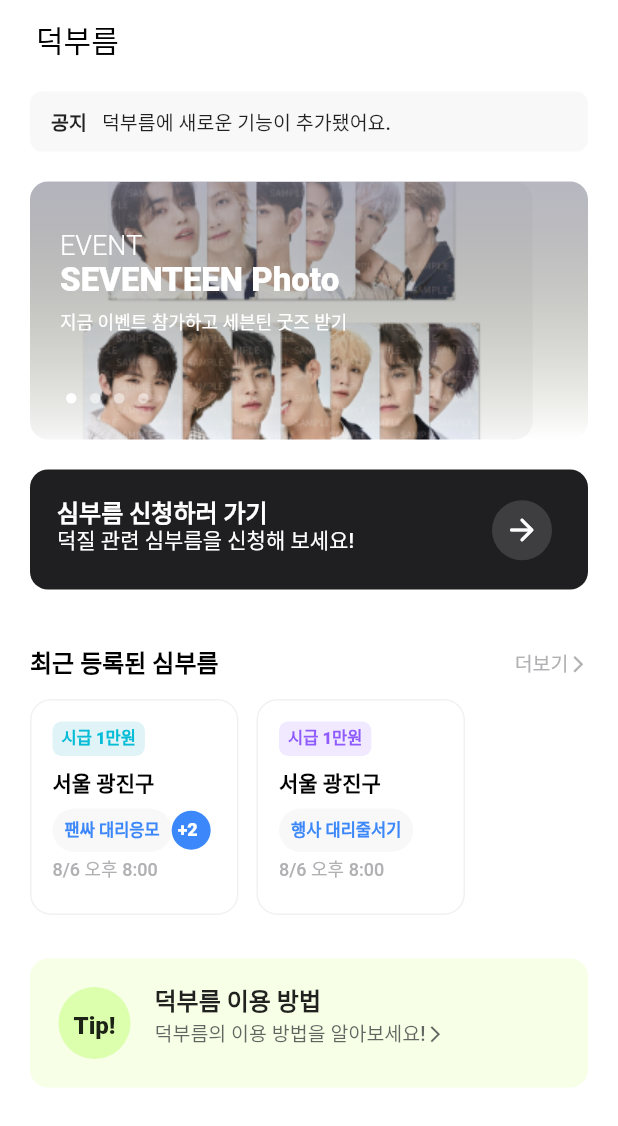
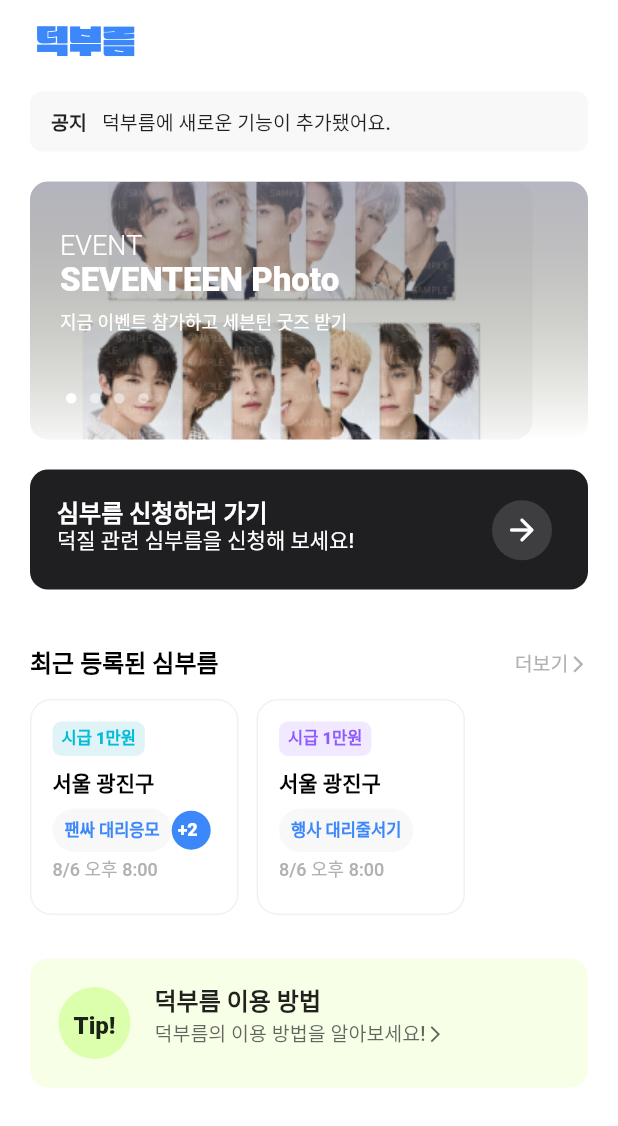
Before and after one commit to NOGUEN/errand_app, a Flutter app: the screen it shows after launch, on a phone screen of 412 x 824 dp. Shown: the top 1126 px of the screen. Run offline on Flutter 3.47's test engine with Material 2 defaults, Android fonts, the phone set to English and light mode, and no system bars.

Commit message:
fix: appBar 폰트 수정

```diff
--- a/lib/main.dart
+++ b/lib/main.dart
@@ -140,7 +140,14 @@ class MyApp extends StatelessWidget {
               backgroundColor: Colors.white,
               title: Text(
                 '덕부름',
-                style: TextStyle(color: Colors.black),
+                style: TextStyle(
+                    fontSize: 24.0,
+                    height: 29.0 / 24.0,
+                    fontWeight: FontWeight.w700,
+                    fontFamily: 'ChangwonDangamAsac',
+                    color: Color(
+                      0xFF3C88FA,
+                    )),
               ),
             ),
             body: Container(
--- a/pubspec.yaml
+++ b/pubspec.yaml
@@ -55,6 +55,10 @@ dev_dependencies:
 flutter:
   assets:
     - assets/
+  fonts:
+    - family: ChangwonDangamAsac
+      fonts:
+        - asset: fonts/ChangwonDangamAsac.ttf
   # The following line ensures that the Material Icons font is
   # included with your application, so that you can use the icons in
   # the material Icons class.
```
Also changed, not shown: fonts/ChangwonDangamAsac.ttf (renamed from fonts/titleFont.ttf), 10 other files.
